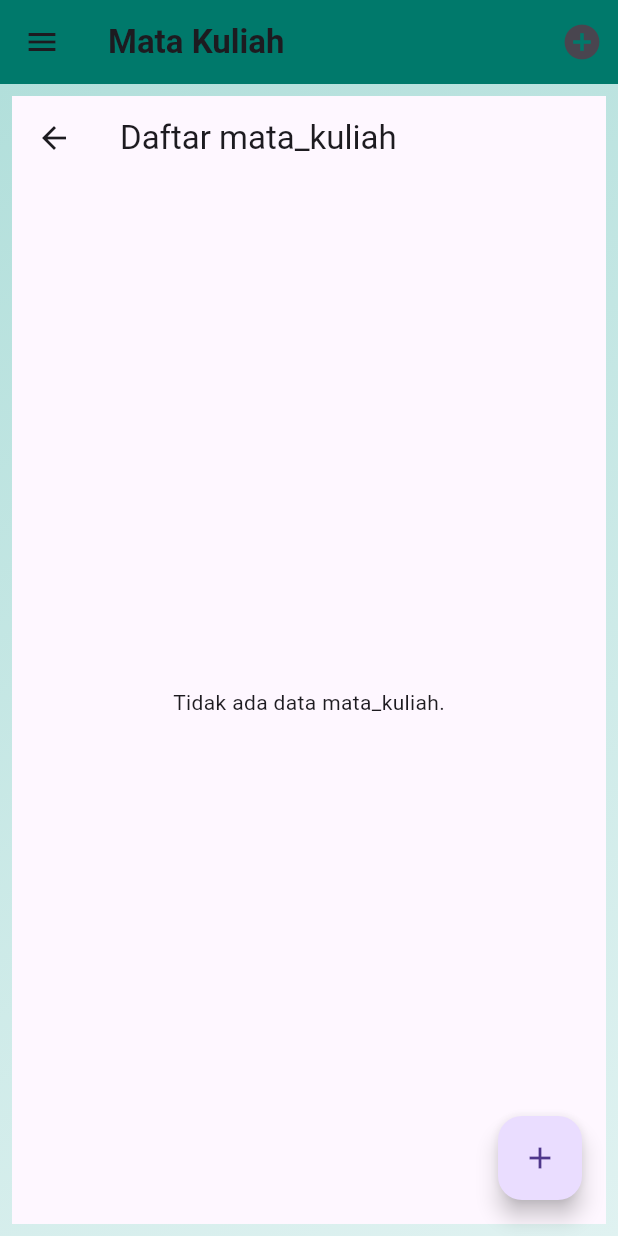
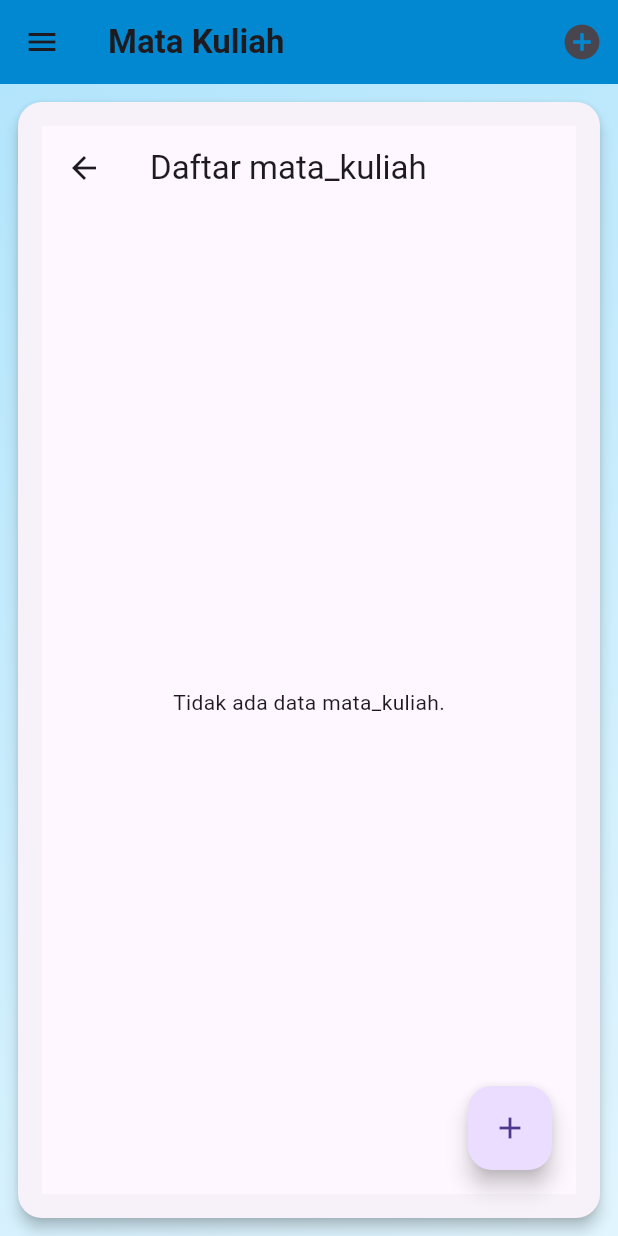
Before and after one commit to lioneladitya/aplikasi-jadwal-kuliah, a Flutter app: the DashboardAdmin screen opened directly, on a phone screen of 412 x 824 dp. Run offline on Flutter 3.47's test engine with Material 3 defaults, Android fonts, the phone set to English and light mode, and no system bars; our stand-ins replace cloud_firestore, firebase_auth, firebase_core, get; accounts and stored records are empty; network calls fail.

```diff
--- a/lib/app/modules/home/views/home_view.dart
+++ b/lib/app/modules/home/views/home_view.dart
@@ -1,12 +1,8 @@
 import 'package:flutter/material.dart';
 import 'package:get/get.dart';
-import 'package:cloud_firestore/cloud_firestore.dart';
-
-import 'package:myapp/app/controllers/auth_controller.dart';
+import '../controllers/home_controller.dart';
 import 'package:myapp/app/modules/mahasiswa/views/mahasiswa_add_view.dart';
 import 'package:myapp/app/modules/mahasiswa/views/mahasiswa_view.dart';
-
-import '../controllers/home_controller.dart';
 
 class HomeView extends StatelessWidget {
   @override
@@ -23,26 +19,30 @@ class DashboardAdmin extends StatefulWidget {
 }
 
 class _DashboardAdminState extends State<DashboardAdmin> {
-  final List<Map> _fragment = [
+  final List<Map<String, dynamic>> _fragment = [
     {
       'title': 'Mata Kuliah',
-      'view': (context) => MahasiswaView(type: 'mata_kuliah'), // Replace with your MahasiswaView
-      'add': () => MahasiswaAddView(type: 'mata_kuliah'), // Replace with your MahasiswaAddView
+      'view': (BuildContext context) => MahasiswaView(type: 'mata_kuliah'),
+      'add': () => MahasiswaAddView(type: 'mata_kuliah'),
+      'icon': Icons.school,
     },
     {
       'title': 'Daftar Tugas',
-      'view': (context) => MahasiswaView(type: 'tugas'), // Replace with your MahasiswaView
-      'add': () => MahasiswaAddView(type: 'tugas'), // Replace with your MahasiswaAddView
+      'view': (BuildContext context) => MahasiswaView(type: 'tugas'),
+      'add': () => MahasiswaAddView(type: 'tugas'),
+      'icon': Icons.task,
     },
     {
       'title': 'Pencatatan Materi',
-      'view': (context) => MahasiswaView(type: 'materi'), // Replace with your MahasiswaView
-      'add': () => MahasiswaAddView(type: 'materi'), // Replace with your MahasiswaAddView
+      'view': (BuildContext context) => MahasiswaView(type: 'materi'),
+      'add': () => MahasiswaAddView(type: 'materi'),
+      'icon': Icons.note_alt,
     },
     {
       'title': 'Daftar Deadline',
-      'view': (context) => MahasiswaView(type: 'deadline'), // Replace with your MahasiswaView
-      'add': () => MahasiswaAddView(type: 'deadline'), // Replace with your MahasiswaAddView
+      'view': (BuildContext context) => MahasiswaView(type: 'deadline'),
+      'add': () => MahasiswaAddView(type: 'deadline'),
+      'icon': Icons.calendar_today,
     },
   ];
 
@@ -54,7 +54,7 @@ class _DashboardAdminState extends State<DashboardAdmin> {
       drawer: _buildDrawer(),
       appBar: AppBar(
         elevation: 0,
-        backgroundColor: Colors.teal.shade700,
+        backgroundColor: Colors.lightBlue.shade700,
         title: Text(
           _fragment[_index]['title'],
           style: TextStyle(fontWeight: FontWeight.w600),
@@ -62,7 +62,10 @@ class _DashboardAdminState extends State<DashboardAdmin> {
         actions: [
           IconButton(
             tooltip: "Add New",
-            onPressed: () => Get.to(_fragment[_index]['add']()),
+            onPressed: () {
+              Widget? addView = _fragment[_index]['add']();
+              if (addView != null) Get.to(addView);
+            },
             icon: Icon(Icons.add_circle, size: 28),
           ),
         ],
@@ -70,14 +73,23 @@ class _DashboardAdminState extends State<DashboardAdmin> {
       body: Container(
         decoration: BoxDecoration(
           gradient: LinearGradient(
-            colors: [Colors.teal.shade100, Colors.teal.shade50],
+            colors: [Colors.lightBlue.shade100, Colors.lightBlue.shade50],
             begin: Alignment.topLeft,
             end: Alignment.bottomRight,
           ),
         ),
         child: Padding(
           padding: const EdgeInsets.all(8.0),
+          child: Card(
+            elevation: 4,
+            shape: RoundedRectangleBorder(
+              borderRadius: BorderRadius.circular(16),
+            ),
+            child: Padding(
+              padding: const EdgeInsets.all(16.0),
               child: _fragment[_index]['view'](context),
+            ),
+          ),
         ),
       ),
     );
@@ -88,17 +100,17 @@ class _DashboardAdminState extends State<DashboardAdmin> {
       child: Container(
         decoration: BoxDecoration(
           gradient: LinearGradient(
-            colors: [Colors.teal.shade700, Colors.teal.shade400],
+            colors: [Colors.lightBlue.shade700, Colors.lightBlue.shade400],
             begin: Alignment.topLeft,
             end: Alignment.bottomRight,
           ),
         ),
-        child: ListView(
+        child: Column(
           children: [
             DrawerHeader(
               decoration: BoxDecoration(
                 gradient: LinearGradient(
-                  colors: [Colors.teal.shade900, Colors.teal.shade700],
+                  colors: [Colors.lightBlue.shade900, Colors.lightBlue.shade700],
                   begin: Alignment.topLeft,
                   end: Alignment.bottomRight,
                 ),
@@ -108,7 +120,7 @@ class _DashboardAdminState extends State<DashboardAdmin> {
                 children: [
                   CircleAvatar(
                     radius: 40,
-                    backgroundColor: Colors.teal.shade300,
+                    backgroundColor: Colors.lightBlue.shade300,
                     child: Icon(
                       Icons.account_circle,
                       size: 50,
@@ -138,30 +150,37 @@ class _DashboardAdminState extends State<DashboardAdmin> {
                 ],
               ),
             ),
-            ...List.generate(
-              _fragment.length,
-              (i) => ListTile(
+            Expanded(
+              child: ListView.builder(
+                itemCount: _fragment.length,
+                itemBuilder: (context, i) {
+                  return ListTile(
                     onTap: () {
-                  setState(() => _index = i);
+                      setState(() {
+                        _index = i;
+                      });
                       Get.back();
                     },
-                leading: Icon(Icons.dashboard, color: Colors.white),
+                    leading: Icon(_fragment[i]['icon'], color: Colors.white),
                     title: Text(
                       _fragment[i]['title'],
-                  style: TextStyle(color: Colors.white),
+                      style: TextStyle(color: Colors.white, fontSize: 16),
                     ),
                     trailing: Icon(Icons.navigate_next, color: Colors.white),
+                  );
+                },
               ),
             ),
+            Divider(color: Colors.white54),
             ListTile(
               onTap: () {
                 Get.back();
-                // Add logout logic here
+                // Tambahkan logika logout di sini
               },
               leading: Icon(Icons.logout, color: Colors.redAccent),
               title: Text(
                 'Logout',
-                style: TextStyle(color: Colors.white),
+                style: TextStyle(color: Colors.redAccent, fontSize: 16),
               ),
               trailing: Icon(Icons.navigate_next, color: Colors.redAccent),
             ),
```
Also changed, not shown: lib/app/modules/home/controllers/home_controller.dart (+21 -12 lines), lib/app/modules/mahasiswa/views/mahasiswa_add_view.dart (+53 -45 lines), lib/app/modules/mahasiswa/views/mahasiswa_view.dart (+11 -6 lines). Lines whose indentation alone changed are shown as unchanged.
